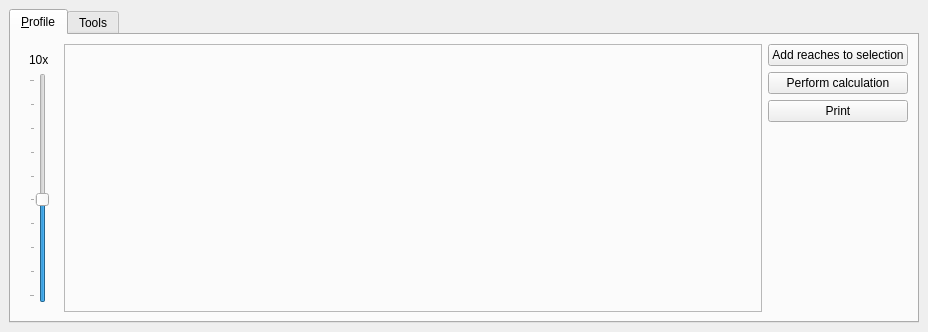
Qt form ui/qgepdockwidget.ui (QGEP/qgepplugin) before a commit.
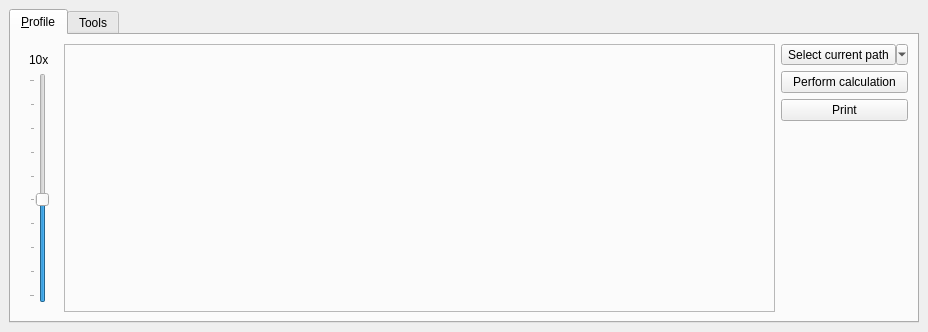
The same form after that commit.

Commit message: Network tracing results to selection

```diff
--- a/ui/qgepdockwidget.ui
+++ b/ui/qgepdockwidget.ui
@@ -78,20 +78,6 @@
         </item>
         <item row="0" column="2">
          <layout class="QGridLayout" name="gridLayout">
-          <item row="1" column="0">
-           <widget class="QPushButton" name="reachToSelectionButton">
-            <property name="text">
-             <string>Add reaches to selection</string>
-            </property>
-           </widget>
-          </item>
-          <item row="2" column="0">
-           <widget class="QPushButton" name="performCalculationButton">
-            <property name="text">
-             <string>Perform calculation</string>
-            </property>
-           </widget>
-          </item>
           <item row="4" column="0">
            <spacer name="verticalSpacer">
             <property name="orientation">
@@ -105,6 +91,23 @@
             </property>
            </spacer>
           </item>
+          <item row="2" column="0">
+           <widget class="QPushButton" name="performCalculationButton">
+            <property name="text">
+             <string>Perform calculation</string>
+            </property>
+           </widget>
+          </item>
+          <item row="1" column="0">
+           <widget class="QToolButton" name="selectButton">
+            <property name="text">
+             <string>Select current path</string>
+            </property>
+            <property name="popupMode">
+             <enum>QToolButton::MenuButtonPopup</enum>
+            </property>
+           </widget>
+          </item>
           <item row="3" column="0">
            <widget class="QPushButton" name="printButton">
             <property name="text">
```
Left out of the diff: 11 changed lines with no effect on the pictures. The commit also changes 4 other files.
